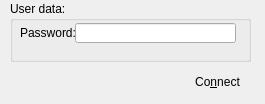
This is pkcs_auth.ui in Securepoint/openvpn-client as Qt 5 draws it before an edit. The edited form follows.
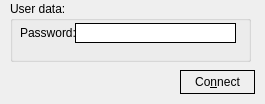
This is the edited form. Icons and pictures are not drawn.

What changed in the file:
```diff
--- a/pkcs_auth.ui
+++ b/pkcs_auth.ui
@@ -72,6 +72,10 @@
       <height>20</height>
      </rect>
     </property>
+    <property name="styleSheet">
+     <string notr="true">:enabled {border: 1px solid black}
+:hover {border: 1px solid red; }</string>
+    </property>
    </widget>
   </widget>
   <widget class="QPushButton" name="cmdOK">
@@ -83,6 +87,11 @@
      <height>24</height>
     </rect>
    </property>
+   <property name="styleSheet">
+    <string notr="true">:enabled {border: 1px solid black}
+:disabled {border: 1px solid black}
+:hover {background-color: rgb(195, 195, 195);}</string>
+   </property>
    <property name="text">
     <string>Co&amp;nnect</string>
    </property>
```
Left out of the diff: 2 changed lines with no effect on the pictures.
